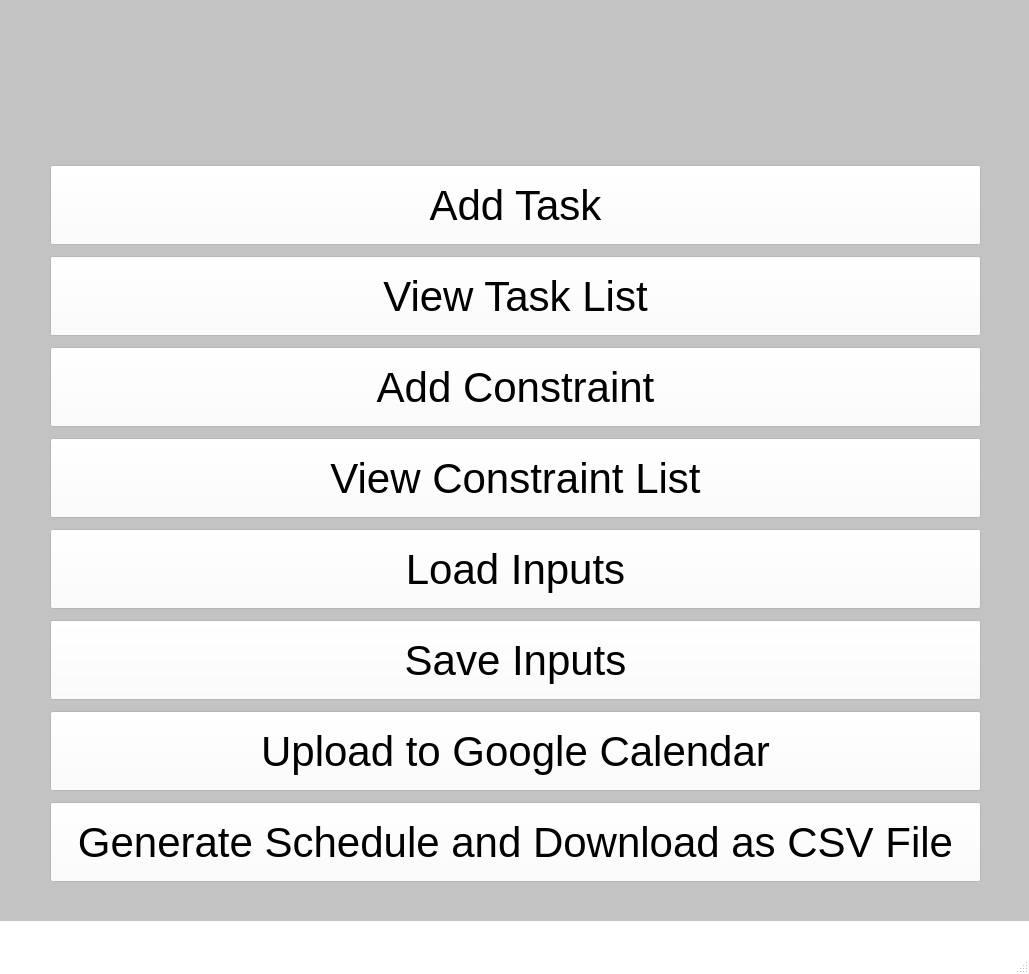
Qt form src/mainwindow.ui (ashleyshu/sway) before a commit.
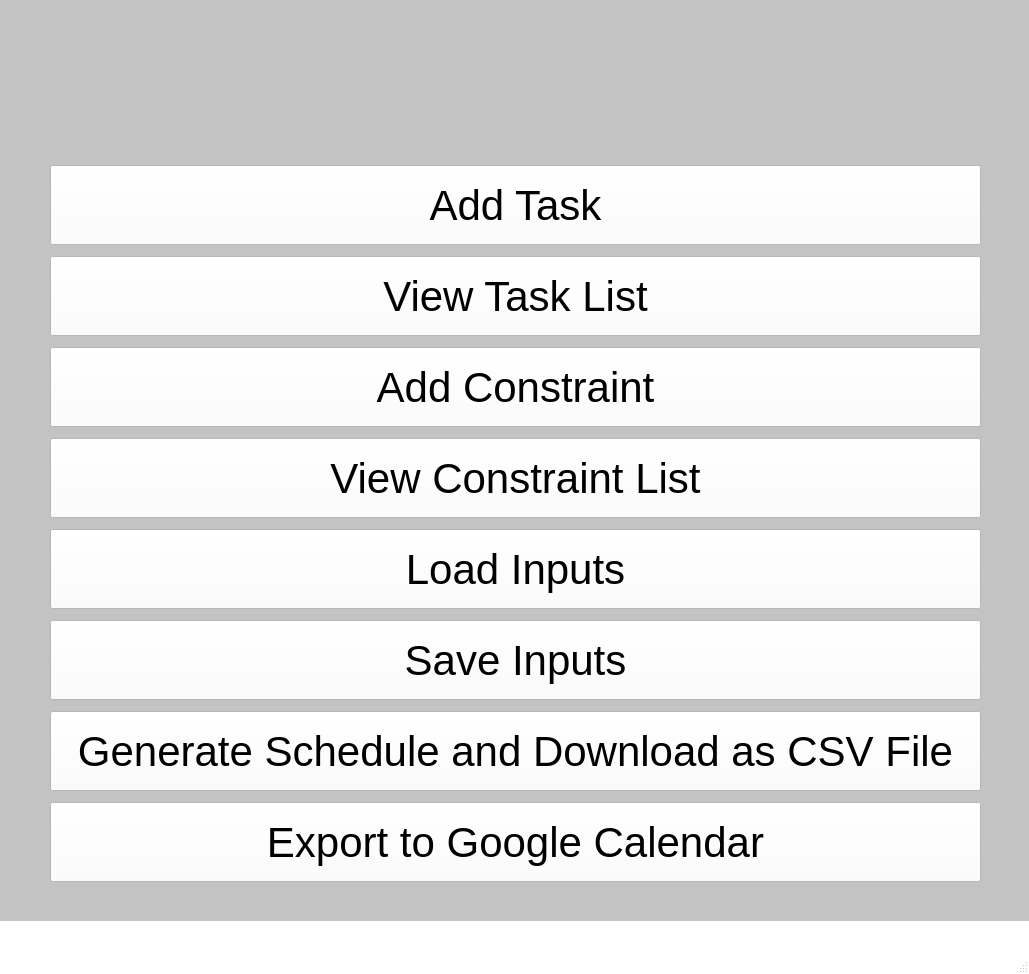
The same form after that commit. Icons and pictures are not drawn.

```diff
--- a/src/mainwindow.ui
+++ b/src/mainwindow.ui
@@ -13,7 +13,7 @@
   <property name="minimumSize">
    <size>
     <width>1029</width>
-    <height>853</height>
+    <height>800</height>
    </size>
   </property>
   <property name="windowTitle">
@@ -175,19 +175,6 @@
        </property>
       </widget>
      </item>
-     <item>
-      <widget class="QPushButton" name="bGoogleCal">
-       <property name="minimumSize">
-        <size>
-         <width>0</width>
-         <height>80</height>
-        </size>
-       </property>
-       <property name="text">
-        <string>Upload to Google Calendar</string>
-       </property>
-      </widget>
-     </item>
      <item>
       <widget class="QPushButton" name="bSchedGen">
        <property name="minimumSize">
@@ -201,6 +188,19 @@
        </property>
       </widget>
      </item>
+     <item>
+      <widget class="QPushButton" name="bGoogleCal">
+       <property name="minimumSize">
+        <size>
+         <width>0</width>
+         <height>80</height>
+        </size>
+       </property>
+       <property name="text">
+        <string>Export to Google Calendar</string>
+       </property>
+      </widget>
+     </item>
     </layout>
    </widget>
   </widget>
```
